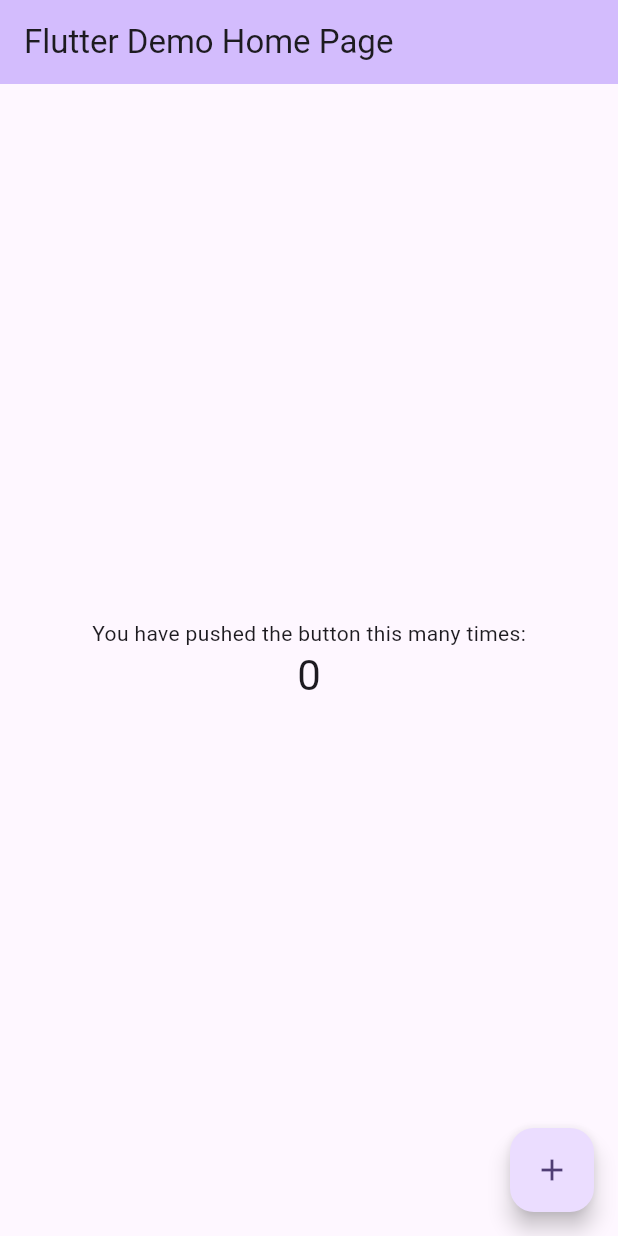
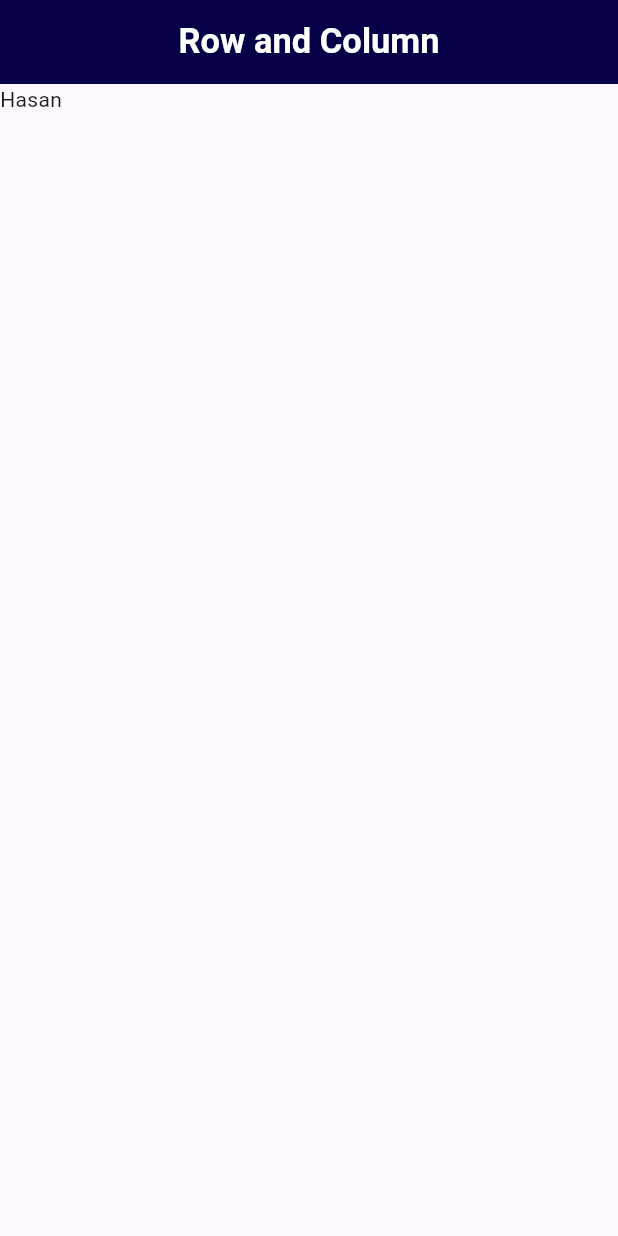
Before and after one commit to alhasann351/row_column, a Flutter app: the screen it shows after launch, on a phone screen of 412 x 824 dp. Run offline on Flutter 3.47's test engine with Material 3 defaults, Android fonts, the phone set to English and light mode, and no system bars.

Commit message:
appbar added

```diff
--- a/lib/main.dart
+++ b/lib/main.dart
@@ -7,119 +7,42 @@ void main() {
 class MyApp extends StatelessWidget {
   const MyApp({super.key});
 
-  // This widget is the root of your application.
   @override
   Widget build(BuildContext context) {
     return MaterialApp(
-      title: 'Flutter Demo',
+      debugShowCheckedModeBanner: false,
       theme: ThemeData(
-        // This is the theme of your application.
-        //
-        // TRY THIS: Try running your application with "flutter run". You'll see
-        // the application has a purple toolbar. Then, without quitting the app,
-        // try changing the seedColor in the colorScheme below to Colors.green
-        // and then invoke "hot reload" (save your changes or press the "hot
-        // reload" button in a Flutter-supported IDE, or press "r" if you used
-        // the command line to start the app).
-        //
-        // Notice that the counter didn't reset back to zero; the application
-        // state is not lost during the reload. To reset the state, use hot
-        // restart instead.
-        //
-        // This works for code too, not just values: Most code changes can be
-        // tested with just a hot reload.
-        colorScheme: ColorScheme.fromSeed(seedColor: Colors.deepPurple),
-        useMaterial3: true,
+        primaryColor: const Color(0xFF060047),
       ),
-      home: const MyHomePage(title: 'Flutter Demo Home Page'),
+      home: const MyHomePage(),
     );
   }
 }
 
 class MyHomePage extends StatefulWidget {
-  const MyHomePage({super.key, required this.title});
-
-  // This widget is the home page of your application. It is stateful, meaning
-  // that it has a State object (defined below) that contains fields that affect
-  // how it looks.
-
-  // This class is the configuration for the state. It holds the values (in this
-  // case the title) provided by the parent (in this case the App widget) and
-  // used by the build method of the State. Fields in a Widget subclass are
-  // always marked "final".
-
-  final String title;
+  const MyHomePage({super.key});
 
   @override
   State<MyHomePage> createState() => _MyHomePageState();
 }
 
 class _MyHomePageState extends State<MyHomePage> {
-  int _counter = 0;
-
-  void _incrementCounter() {
-    setState(() {
-      // This call to setState tells the Flutter framework that something has
-      // changed in this State, which causes it to rerun the build method below
-      // so that the display can reflect the updated values. If we changed
-      // _counter without calling setState(), then the build method would not be
-      // called again, and so nothing would appear to happen.
-      _counter++;
-    });
-  }
-
   @override
   Widget build(BuildContext context) {
-    // This method is rerun every time setState is called, for instance as done
-    // by the _incrementCounter method above.
-    //
-    // The Flutter framework has been optimized to make rerunning build methods
-    // fast, so that you can just rebuild anything that needs updating rather
-    // than having to individually change instances of widgets.
     return Scaffold(
       appBar: AppBar(
-        // TRY THIS: Try changing the color here to a specific color (to
-        // Colors.amber, perhaps?) and trigger a hot reload to see the AppBar
-        // change color while the other colors stay the same.
-        backgroundColor: Theme.of(context).colorScheme.inversePrimary,
-        // Here we take the value from the MyHomePage object that was created by
-        // the App.build method, and use it to set our appbar title.
-        title: Text(widget.title),
-      ),
-      body: Center(
-        // Center is a layout widget. It takes a single child and positions it
-        // in the middle of the parent.
-        child: Column(
-          // Column is also a layout widget. It takes a list of children and
-          // arranges them vertically. By default, it sizes itself to fit its
-          // children horizontally, and tries to be as tall as its parent.
-          //
-          // Column has various properties to control how it sizes itself and
-          // how it positions its children. Here we use mainAxisAlignment to
-          // center the children vertically; the main axis here is the vertical
-          // axis because Columns are vertical (the cross axis would be
-          // horizontal).
-          //
-          // TRY THIS: Invoke "debug painting" (choose the "Toggle Debug Paint"
-          // action in the IDE, or press "p" in the console), to see the
-          // wireframe for each widget.
-          mainAxisAlignment: MainAxisAlignment.center,
-          children: <Widget>[
-            const Text(
-              'You have pushed the button this many times:',
-            ),
-            Text(
-              '$_counter',
-              style: Theme.of(context).textTheme.headlineMedium,
-            ),
-          ],
+        backgroundColor: Theme.of(context).primaryColor,
+        centerTitle: true,
+        title: const Text(
+          'Row and Column',
+          style: TextStyle(
+            fontSize: 23,
+            fontWeight: FontWeight.bold,
+            color: Colors.white,
+          ),
         ),
       ),
-      floatingActionButton: FloatingActionButton(
-        onPressed: _incrementCounter,
-        tooltip: 'Increment',
-        child: const Icon(Icons.add),
-      ), // This trailing comma makes auto-formatting nicer for build methods.
+      body: const Text('Hasan'),
     );
   }
 }
```
